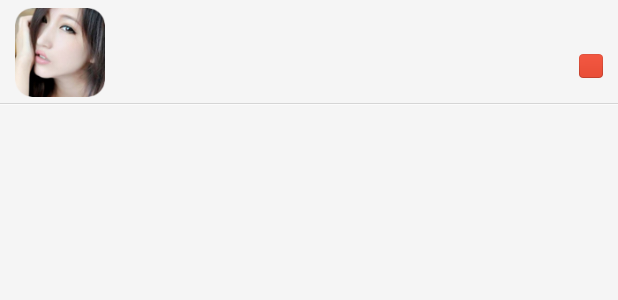
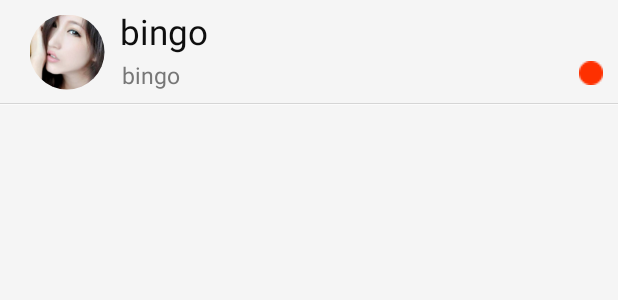
Before and after one commit to he7850/elinc_app, an Android app: the layout item_conversation.xml on its own in the app's theme, with its tools: preview values and no code run, on a phone screen of 412 x 824 dp. Shown: the top 300 px of the screen. Run offline under Robolectric (Android 15) with nearby library versions, the phone set to English and light mode, and no system bars.

Commit message:
修正消息界面

```diff
--- a/app/src/main/java/com/bmob/im/demo/adapter/MessageRecentAdapter.java
+++ b/app/src/main/java/com/bmob/im/demo/adapter/MessageRecentAdapter.java
@@ -20,6 +20,7 @@ import com.bmob.im.demo.adapter.base.ViewHolder;
 import com.bmob.im.demo.util.FaceTextUtils;
 import com.bmob.im.demo.util.ImageLoadOptions;
 import com.bmob.im.demo.util.TimeUtil;
+import com.bmob.im.demo.view.CircleImageView;
 import com.nostra13.universalimageloader.core.ImageLoader;
 
 /** 会话适配器
@@ -48,7 +49,7 @@ public class MessageRecentAdapter extends ArrayAdapter<BmobRecent> implements Fi
 		if (convertView == null) {
 			convertView = inflater.inflate(R.layout.item_conversation, parent, false);
 		}
-		ImageView iv_recent_avatar = ViewHolder.get(convertView, R.id.iv_recent_avatar);
+		CircleImageView iv_recent_avatar = ViewHolder.get(convertView, R.id.iv_recent_avatar);
 		TextView tv_recent_name = ViewHolder.get(convertView, R.id.tv_recent_name);
 		TextView tv_recent_msg = ViewHolder.get(convertView, R.id.tv_recent_msg);
 		TextView tv_recent_time = ViewHolder.get(convertView, R.id.tv_recent_time);
--- a/app/src/main/java/com/bmob/im/demo/ui/RecentActivity.java
+++ b/app/src/main/java/com/bmob/im/demo/ui/RecentActivity.java
@@ -41,7 +41,7 @@ public class RecentActivity extends ActivityBase implements AdapterView.OnItemCl
     }
 
     private void initView(){
-		initTopBarForLeft("会话");
+		initTopBarForLeft("消息");
         listview = (ListView)findViewById(R.id.list);
         listview.setOnItemClickListener(this);
         listview.setOnItemLongClickListener(this);
--- a/app/src/main/res/layout/item_conversation.xml
+++ b/app/src/main/res/layout/item_conversation.xml
@@ -8,23 +8,26 @@
     <RelativeLayout
         android:layout_width="match_parent"
         android:layout_height="wrap_content"
-        android:minHeight="65dp"
+        android:minHeight="80dp"
         android:paddingBottom="5.0dip"
         android:paddingTop="5.0dip"
         >
-
-        <ImageView
+        <com.bmob.im.demo.view.CircleImageView
             android:id="@+id/iv_recent_avatar"
-            style="@style/Smile.ImageView.Photo_Middle"
-            android:layout_gravity="center_vertical"
+            android:layout_height="50dp"
+            android:layout_width="50dp"
+            android:layout_marginLeft="20dp"
+            android:src="@drawable/head1"
+            android:layout_centerVertical="true"
             android:layout_alignParentLeft="true"
-            android:layout_marginLeft="10dp"
-            android:src="@drawable/head1" />
+            android:layout_alignParentStart="true"
+            android:layout_marginStart="39dp" />
 
         <TextView
             android:id="@+id/tv_recent_name"
             android:layout_width="wrap_content"
-            android:layout_height="25.0dip"
+            android:textSize="23sp"
+            android:layout_height="30.0dip"
             android:layout_marginLeft="10.0dip"
             android:layout_marginRight="58.0dip"
             style="@style/Smile.TextView._Black"
@@ -33,10 +36,12 @@
             android:gravity="left|center"
             android:singleLine="true"
             android:textColor="@drawable/recent_name_text_color_selector"
+            android:text="bingo"
             />
 
         <TextView
             android:id="@+id/tv_recent_msg"
+            android:text="bingo"
             android:layout_width="fill_parent"
             android:layout_height="35.0dip"
             android:layout_below="@id/tv_recent_name"
@@ -54,7 +59,7 @@
         <TextView
             android:id="@+id/tv_recent_time"
             android:layout_width="wrap_content"
-            android:layout_height="25.0dip"
+            android:layout_height="22.0dip"
             android:layout_above="@id/tv_recent_msg"
             android:layout_alignParentRight="true"
             android:layout_alignWithParentIfMissing="true"
@@ -74,7 +79,7 @@
             android:layout_below="@id/tv_recent_time"
             android:layout_marginRight="10.0dip"
             android:layout_marginTop="5.0dip"
-            android:background="@drawable/list_newmessage2"
+            android:background="@drawable/msg_tips"
             android:gravity="center"
             android:textColor="#ffffffff"
             android:textSize="10.0dip" />
```
Also changed, not shown: app/src/main/res/drawable-hdpi/list_newmessage2.9.png, 1 other file.
